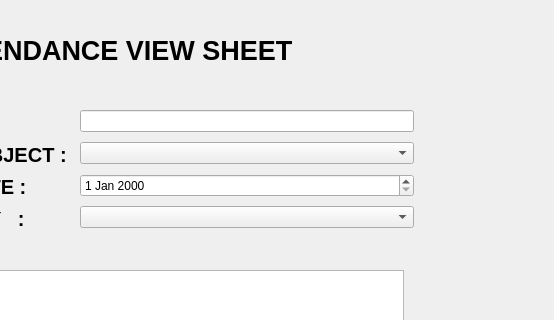
Old version of the form studentattendanceview.ui in the repository Shasank12345/QT_PROJECT; both pictures show x 267 to 821 and y 0 to 320 of the 821 by 734 pixel window.
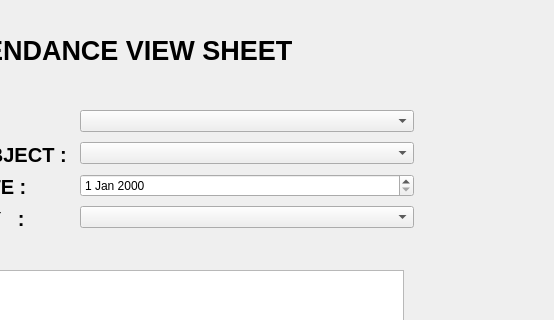
New version of the form. Icons and pictures are not drawn.

Patch:
```diff
--- a/studentattendanceview.ui
+++ b/studentattendanceview.ui
@@ -95,9 +95,6 @@
      </rect>
     </property>
     <layout class="QFormLayout" name="formLayout_2">
-     <item row="0" column="1">
-      <widget class="QLineEdit" name="lineEdit_2"/>
-     </item>
      <item row="1" column="0">
       <widget class="QLabel" name="label_6">
        <property name="styleSheet">
@@ -198,6 +195,9 @@
        </property>
       </widget>
      </item>
+     <item row="0" column="1">
+      <widget class="QComboBox" name="comboBox"/>
+     </item>
     </layout>
    </widget>
   </widget>
```
